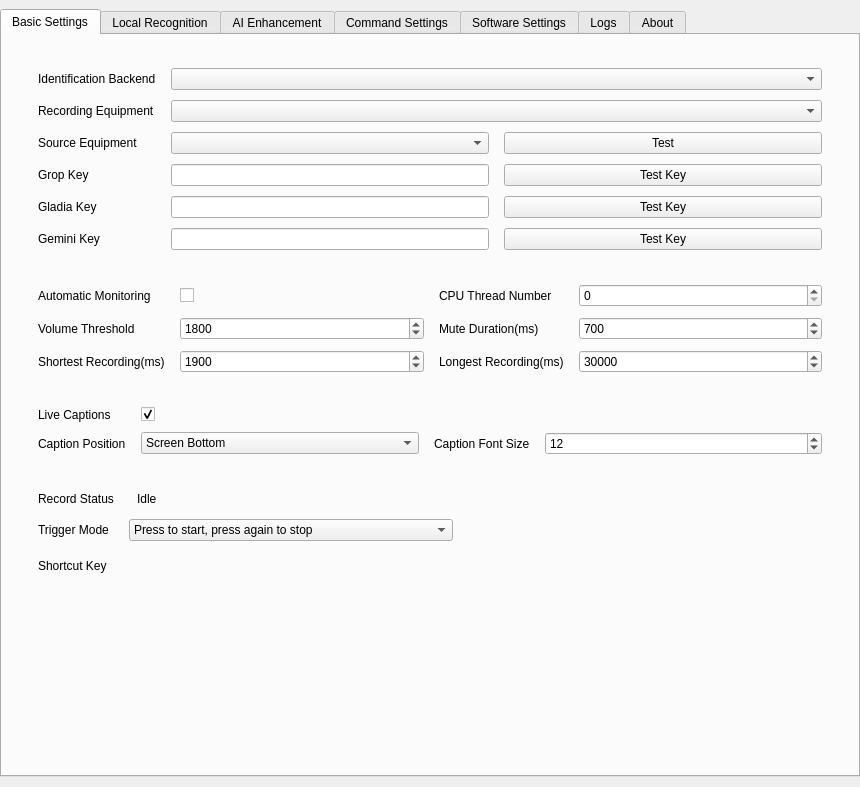
Above: src/app/MainWin.ui from Zeuear/IME_Audio before the change. Below: the same form after it.
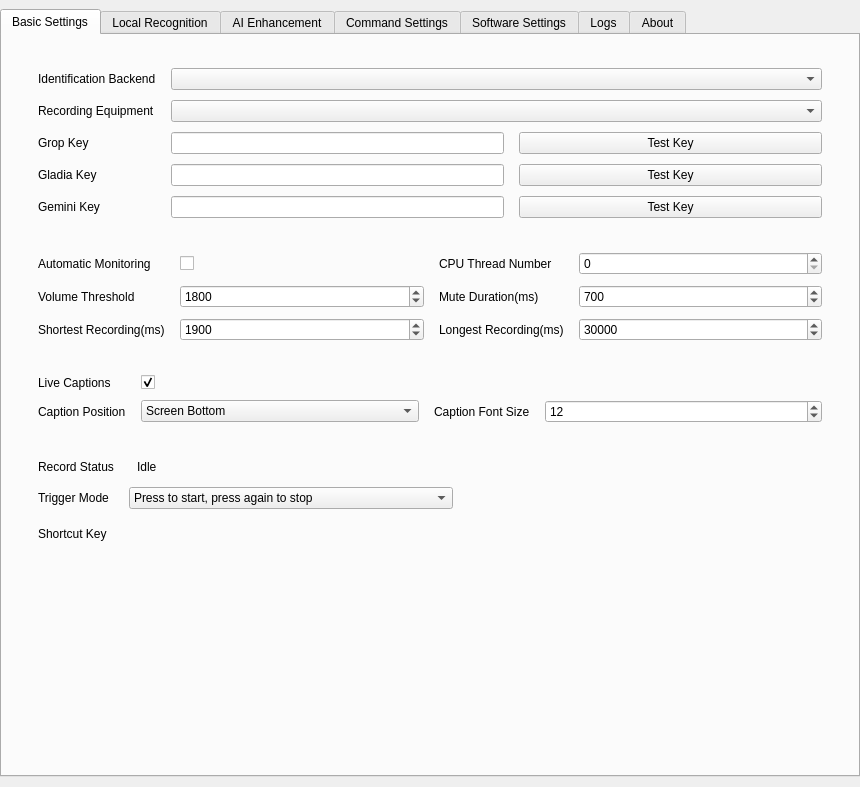
That is the form after the change. The open tabs and pages were chosen to show the change. Icons and pictures are not drawn. Custom widgets are drawn as their Qt base class.

```diff
--- a/src/app/MainWin.ui
+++ b/src/app/MainWin.ui
@@ -172,33 +172,6 @@
                  </property>
                 </widget>
                </item>
-               <item row="2" column="0">
-                <widget class="QLabel" name="label_10">
-                 <property name="text">
-                  <string>Source Equipment</string>
-                 </property>
-                </widget>
-               </item>
-               <item row="2" column="1" colspan="3">
-                <widget class="QComboBox" name="source_equipment_comb">
-                 <property name="sizePolicy">
-                  <sizepolicy hsizetype="Ignored" vsizetype="Fixed">
-                   <horstretch>0</horstretch>
-                   <verstretch>0</verstretch>
-                  </sizepolicy>
-                 </property>
-                 <property name="sizeAdjustPolicy">
-                  <enum>QComboBox::SizeAdjustPolicy::AdjustToContentsOnFirstShow</enum>
-                 </property>
-                </widget>
-               </item>
-               <item row="2" column="4">
-                <widget class="QPushButton" name="test_output_btn">
-                 <property name="text">
-                  <string>Test</string>
-                 </property>
-                </widget>
-               </item>
                <item row="3" column="0">
                 <widget class="QLabel" name="grop_key_label">
                  <property name="text">
```
